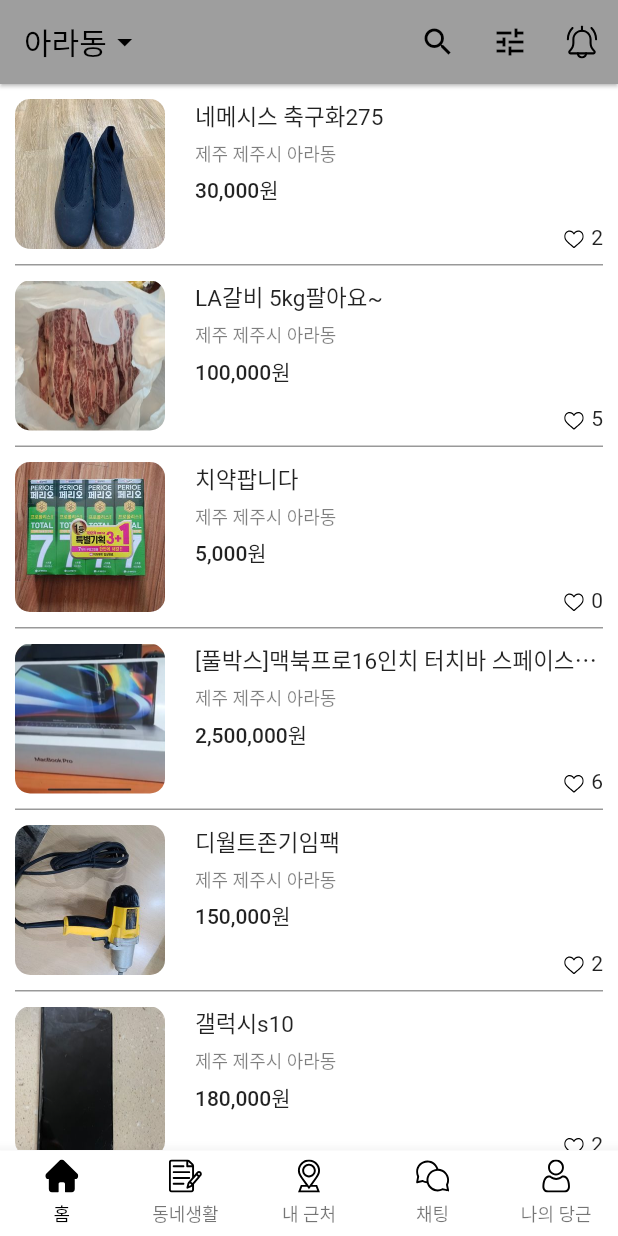
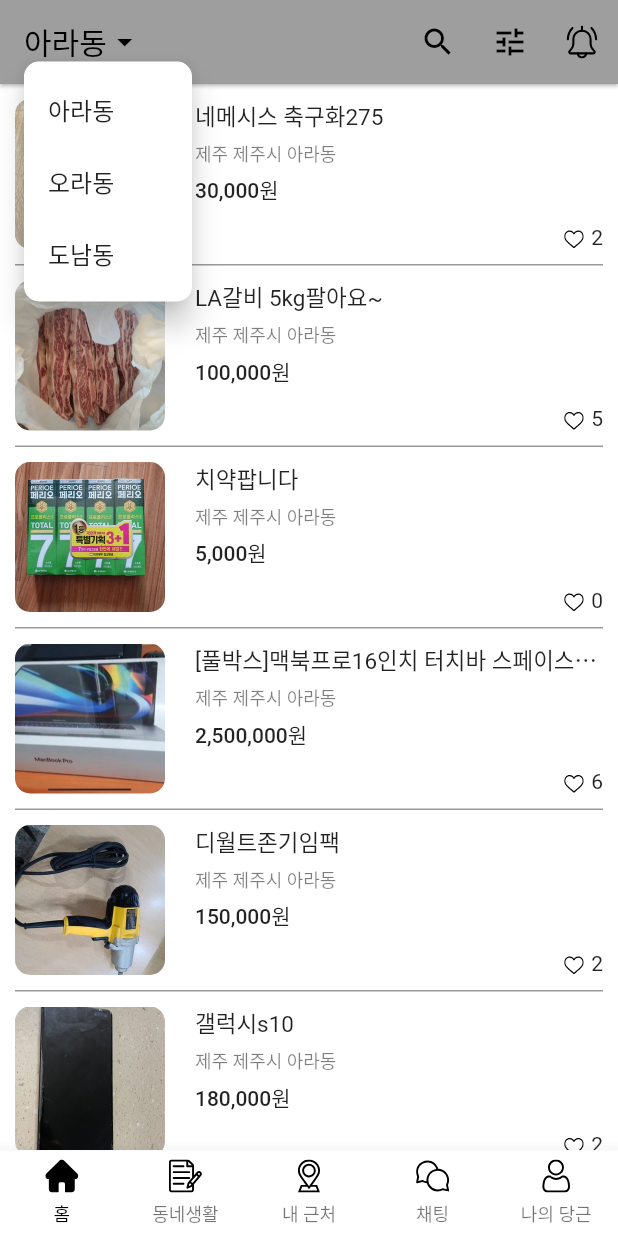
Before and after one commit to orchsik/carrot-market, a Flutter app: the screen it shows after launch, after a tap on "아라동", on a phone screen of 412 x 824 dp. Run offline on Flutter 3.47's test engine with Material 2 defaults, Android fonts, the phone set to English and light mode, and no system bars; our stand-ins replace flutter_svg.

Commit message:
Add: 홈화면 좌측 행정구역 셀렉트드랍박스

```diff
--- a/lib/page/home.dart
+++ b/lib/page/home.dart
@@ -11,10 +11,17 @@ class Home extends StatefulWidget {
 
 class _HomeState extends State<Home> {
   List<Map<String, String>> datas = [];
+  late String currentLocation;
+  final Map<String, String> locationTypeToString = {
+    "ara": "아라동",
+    "ora": "오라동",
+    "donam": "도남동"
+  };
 
   @override
   void initState() {
     super.initState();
+    currentLocation = "ara";
     datas = [
       {
         "cid": "1",
@@ -110,13 +117,30 @@ class _HomeState extends State<Home> {
         onTap: () {
           print("click");
         },
-        child: Row(
-          children: [
-            Text(
-              "아라동",
-            ),
-            Icon(Icons.arrow_drop_down)
-          ],
+        child: PopupMenuButton<String>(
+          offset: Offset(0, 28),
+          shape: ShapeBorder.lerp(
+              RoundedRectangleBorder(borderRadius: BorderRadius.circular(10)),
+              RoundedRectangleBorder(borderRadius: BorderRadius.circular(10)),
+              1),
+          onSelected: (String where) {
+            setState(() {
+              currentLocation = where;
+            });
+          },
+          itemBuilder: (BuildContext context) {
+            return [
+              PopupMenuItem(value: "ara", child: Text("아라동")),
+              PopupMenuItem(value: "ora", child: Text("오라동")),
+              PopupMenuItem(value: "donam", child: Text("도남동")),
+            ];
+          },
+          child: Row(
+            children: [
+              Text(locationTypeToString[currentLocation]!),
+              Icon(Icons.arrow_drop_down)
+            ],
+          ),
         ),
       ),
       elevation: 1,
```
